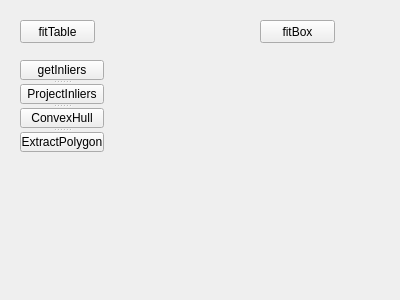
Old version of the form components/objectDetectionTester/src/guiDlg.ui in the repository robocomp/perception.
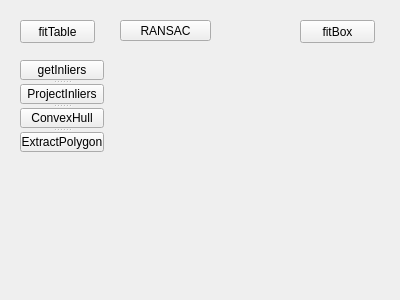
New version of the form.

Commit message: added ransac, test needed

What changed in the file:
```diff
--- a/components/objectDetectionTester/src/guiDlg.ui
+++ b/components/objectDetectionTester/src/guiDlg.ui
@@ -29,7 +29,7 @@
   <widget class="QPushButton" name="fit_box_button">
    <property name="geometry">
     <rect>
-     <x>260</x>
+     <x>300</x>
      <y>20</y>
      <width>75</width>
      <height>23</height>
@@ -72,6 +72,19 @@
     </property>
    </widget>
   </widget>
+  <widget class="QPushButton" name="ransac_button">
+   <property name="geometry">
+    <rect>
+     <x>120</x>
+     <y>20</y>
+     <width>91</width>
+     <height>21</height>
+    </rect>
+   </property>
+   <property name="text">
+    <string>RANSAC</string>
+   </property>
+  </widget>
  </widget>
  <resources/>
  <connections/>
```
The commit also changes 8 other files.
